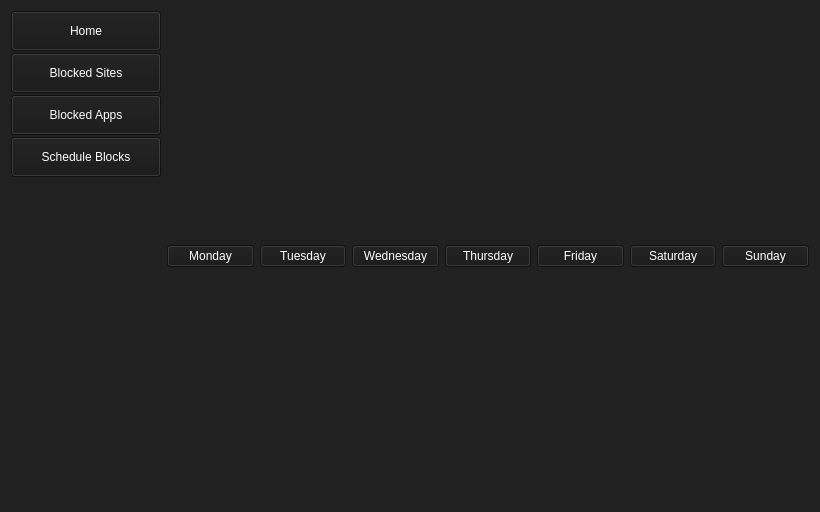
Old version of the form ui/scheduleblocks.ui in the repository HowePersonal/DistractionBlocker.
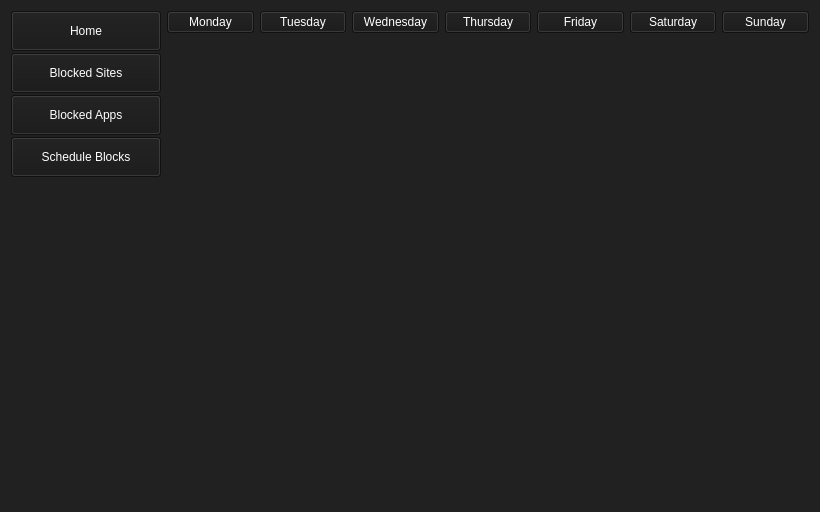
New version of the form.

The edit to the form file:
```diff
--- a/ui/scheduleblocks.ui
+++ b/ui/scheduleblocks.ui
@@ -140,32 +140,8 @@
     </layout>
    </item>
    <item row="0" column="1">
-    <layout class="QHBoxLayout" name="horizontalLayout">
-     <item>
-      <widget class="QPushButton" name="btn_scheduleMonday">
-       <property name="styleSheet">
-        <string notr="true">color: white;
-font: 75 9pt &quot;MS Shell Dlg 2&quot;;
-background-color: rgb(24,24,24);</string>
-       </property>
-       <property name="text">
-        <string>Monday</string>
-       </property>
-      </widget>
-     </item>
-     <item>
-      <widget class="QPushButton" name="btn_scheduleTuesday">
-       <property name="styleSheet">
-        <string notr="true">color: white;
-font: 75 9pt &quot;MS Shell Dlg 2&quot;;
-background-color: rgb(24,24,24);</string>
-       </property>
-       <property name="text">
-        <string>Tuesday</string>
-       </property>
-      </widget>
-     </item>
-     <item>
+    <layout class="QGridLayout" name="gridLayout_2">
+     <item row="0" column="2">
       <widget class="QPushButton" name="btn_scheduleWednesday">
        <property name="styleSheet">
         <string notr="true">color: white;
@@ -177,19 +153,7 @@
        </property>
       </widget>
      </item>
-     <item>
-      <widget class="QPushButton" name="btn_scheduleThursday">
-       <property name="styleSheet">
-        <string notr="true">color: white;
-font: 75 9pt &quot;MS Shell Dlg 2&quot;;
-background-color: rgb(24,24,24);</string>
-       </property>
-       <property name="text">
-        <string>Thursday</string>
-       </property>
-      </widget>
-     </item>
-     <item>
+     <item row="0" column="4">
       <widget class="QPushButton" name="btn_scheduleFriday">
        <property name="styleSheet">
         <string notr="true">color: white;
@@ -201,19 +165,31 @@
        </property>
       </widget>
      </item>
-     <item>
-      <widget class="QPushButton" name="btn_scheduleSaturday">
+     <item row="0" column="3">
+      <widget class="QPushButton" name="btn_scheduleThursday">
        <property name="styleSheet">
         <string notr="true">color: white;
 font: 75 9pt &quot;MS Shell Dlg 2&quot;;
 background-color: rgb(24,24,24);</string>
        </property>
        <property name="text">
-        <string>Saturday</string>
+        <string>Thursday</string>
        </property>
       </widget>
      </item>
-     <item>
+     <item row="0" column="0">
+      <widget class="QPushButton" name="btn_scheduleMonday">
+       <property name="styleSheet">
+        <string notr="true">color: white;
+font: 75 9pt &quot;MS Shell Dlg 2&quot;;
+background-color: rgb(24,24,24);</string>
+       </property>
+       <property name="text">
+        <string>Monday</string>
+       </property>
+      </widget>
+     </item>
+     <item row="0" column="6">
       <widget class="QPushButton" name="btn_scheduleSunday">
        <property name="styleSheet">
         <string notr="true">color: white;
@@ -225,6 +201,43 @@
        </property>
       </widget>
      </item>
+     <item row="0" column="5">
+      <widget class="QPushButton" name="btn_scheduleSaturday">
+       <property name="styleSheet">
+        <string notr="true">color: white;
+font: 75 9pt &quot;MS Shell Dlg 2&quot;;
+background-color: rgb(24,24,24);</string>
+       </property>
+       <property name="text">
+        <string>Saturday</string>
+       </property>
+      </widget>
+     </item>
+     <item row="1" column="0">
+      <spacer name="verticalSpacer_2">
+       <property name="orientation">
+        <enum>Qt::Vertical</enum>
+       </property>
+       <property name="sizeHint" stdset="0">
+        <size>
+         <width>20</width>
+         <height>40</height>
+        </size>
+       </property>
+      </spacer>
+     </item>
+     <item row="0" column="1">
+      <widget class="QPushButton" name="btn_scheduleTuesday">
+       <property name="styleSheet">
+        <string notr="true">color: white;
+font: 75 9pt &quot;MS Shell Dlg 2&quot;;
+background-color: rgb(24,24,24);</string>
+       </property>
+       <property name="text">
+        <string>Tuesday</string>
+       </property>
+      </widget>
+     </item>
     </layout>
    </item>
   </layout>
```
